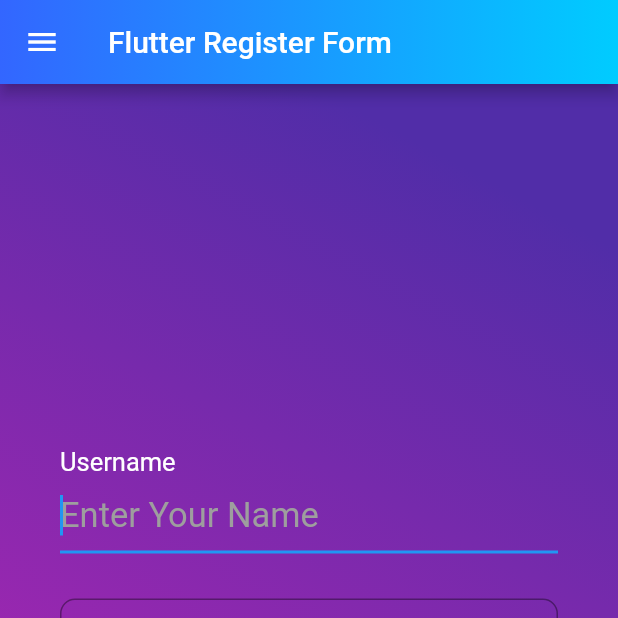
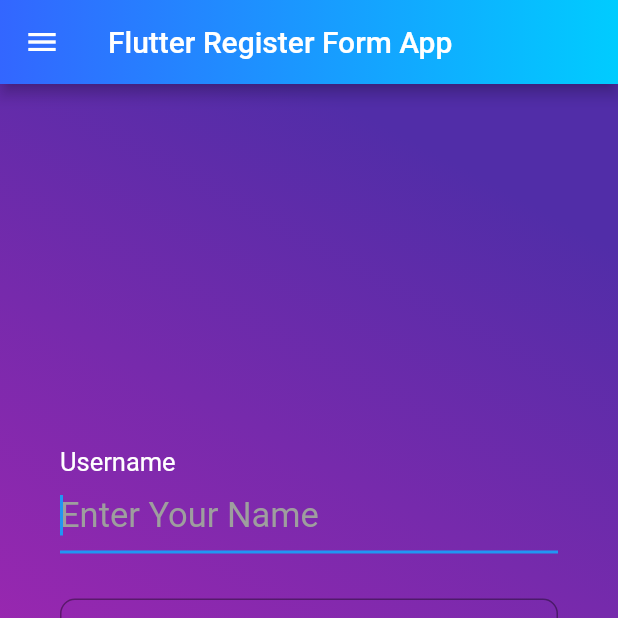
Before and after one commit to skmasumdeveloper/flutter-register, a Flutter app: the screen it shows after launch, on a phone screen of 412 x 824 dp, the top half of it. Run offline on Flutter 3.47's test engine with Material 2 defaults, Android fonts, the phone set to English and light mode, and no system bars.

Commit message:
app title update

```diff
--- a/lib/main.dart
+++ b/lib/main.dart
@@ -19,7 +19,7 @@ class MyApp extends StatelessWidget {
           bodyText2: TextStyle(color: Colors.white),
         ),
       ),
-      home: MyHomePage(title: 'Flutter Register Form'),
+      home: MyHomePage(title: 'Flutter Register Form App'),
     );
   }
 }
```
